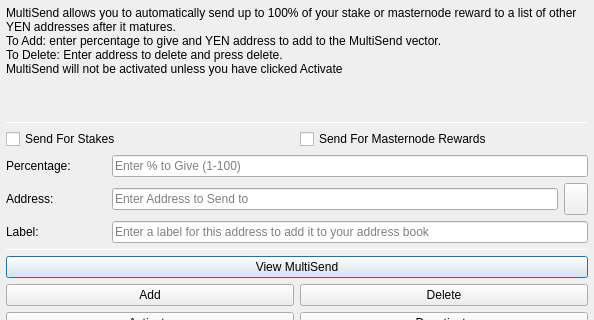
First picture: the form in src/qt/forms/multisenddialog.ui, repository smartinsider/cryptoyen-classic, before the edit; both pictures show x 0 to 594 and y 0 to 320 of the 594 by 526 pixel window.
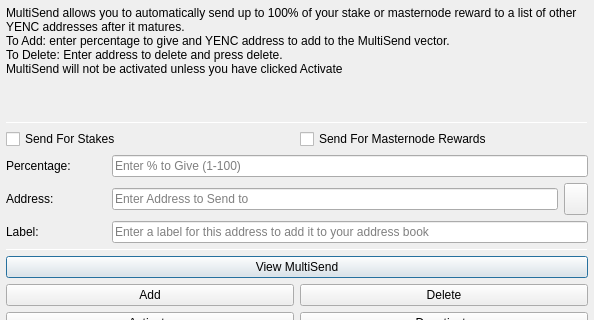
Second picture: the form after the edit. Icons and pictures are not drawn.

Commit message: YEN to YENC translation fixed

```diff
--- a/src/qt/forms/multisenddialog.ui
+++ b/src/qt/forms/multisenddialog.ui
@@ -37,8 +37,8 @@
         <number>1</number>
        </property>
        <property name="text">
-        <string>MultiSend allows you to automatically send up to 100% of your stake or masternode reward to a list of other YEN addresses after it matures.
-To Add: enter percentage to give and YEN address to add to the MultiSend vector.
+        <string>MultiSend allows you to automatically send up to 100% of your stake or masternode reward to a list of other YENC addresses after it matures.
+To Add: enter percentage to give and YENC address to add to the MultiSend vector.
 To Delete: Enter address to delete and press delete.
 MultiSend will not be activated unless you have clicked Activate</string>
        </property>
```
The commit also changes 49 other files.
